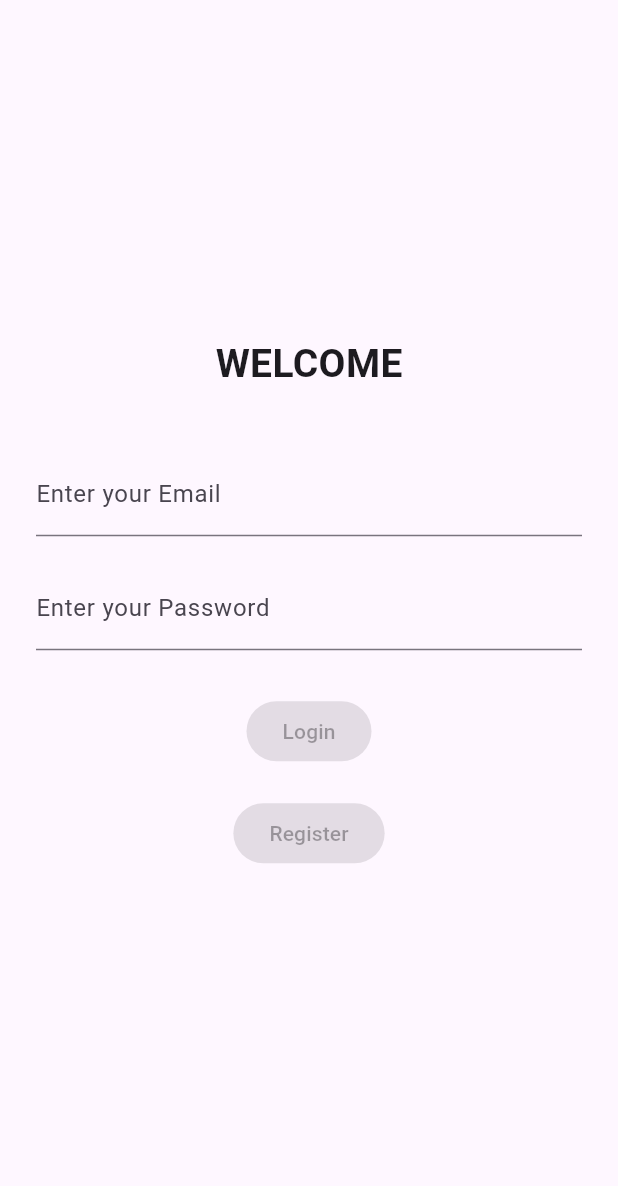
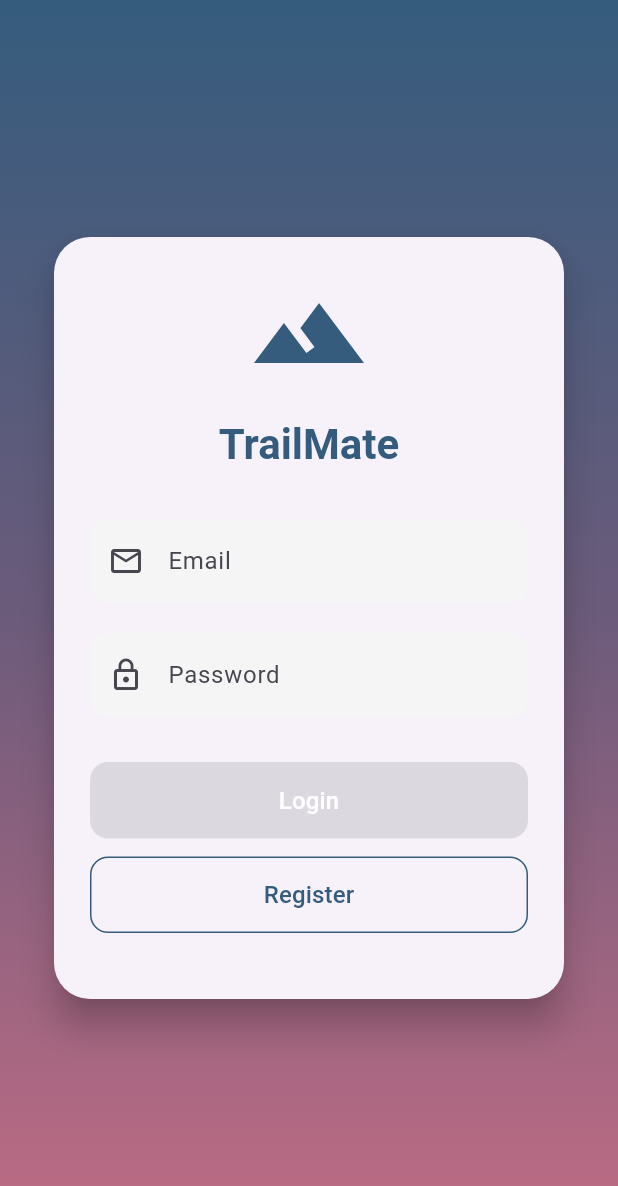
Before and after one commit to kurdoshali/FlutterTest, a Flutter app: the screen it shows after launch, on a phone screen of 412 x 824 dp. Shown: the top 1186 px of the screen. Run offline on Flutter 3.47's test engine with Material 3 defaults, Android fonts, the phone set to English and light mode, and no system bars; our stand-ins replace firebase_auth, firebase_core, shared_preferences; accounts and stored records are empty.

Commit message:
added design to login page and added signout functionality to homepage

```diff
--- a/lib/home_screen.dart
+++ b/lib/home_screen.dart
@@ -1,5 +1,6 @@
 import 'package:flutter/material.dart';
 import 'package:firebase_auth/firebase_auth.dart';
+import 'login_screen.dart';
 
 class HomeScreen extends StatelessWidget {
   const HomeScreen({super.key});
@@ -14,7 +15,11 @@ class HomeScreen extends StatelessWidget {
             icon: const Icon(Icons.logout),
             onPressed: () async {
               await FirebaseAuth.instance.signOut();
-              Navigator.pop(context);
+              Navigator.pushReplacement(
+                context,
+                MaterialPageRoute(builder: (_) => LoginScreen()),
+              );
+              // Navigator.pop(context);
             },
           )
         ],
--- a/lib/login_screen.dart
+++ b/lib/login_screen.dart
@@ -94,58 +94,144 @@ class _LoginScreenState extends State<LoginScreen> {
     }
   }
 
+
   @override
   Widget build(BuildContext context) {
+    final theme = Theme.of(context);
+
     return Scaffold(
       body: Stack(
         children: [
-          Center(
-            child: SingleChildScrollView(
-              padding: const EdgeInsets.all(24),
-              child: Column(
-                mainAxisAlignment: MainAxisAlignment.center,
-                children: [
-                  const Text('WELCOME', style: TextStyle(fontSize: 26, fontWeight: FontWeight.bold)),
-                  const SizedBox(height: 40),
-                  TextField(
-                    controller: _emailController,
-                    decoration: const InputDecoration(labelText: 'Enter your Email'),
-                  ),
-                  const SizedBox(height: 20),
-                  TextField(
-                    controller: _passwordController,
-                    obscureText: true,
-                    decoration: const InputDecoration(labelText: 'Enter your Password'),
-                  ),
-                  const SizedBox(height: 30),
-                  ElevatedButton(
-                    onPressed: _checkFields() ? _login : null,
-                    child: const Text('Login'),
-                  ),
-                  const SizedBox(height: 20),
-                  ElevatedButton(
-                    onPressed: _checkFields() ? _register : null,
-                    style: ElevatedButton.styleFrom(backgroundColor: Colors.grey[600]),
-                    child: const Text('Register'),
-                  ),
-                  const SizedBox(height: 20),
-                  if (_isLoading) const CircularProgressIndicator(),
-                  if (_errorMessage != null) ...[
-                    const SizedBox(height: 10),
-                    Text(_errorMessage!, style: const TextStyle(color: Colors.red)),
-                  ],
+          // 🌄 Gradient background
+          Container(
+            decoration: const BoxDecoration(
+              gradient: LinearGradient(
+                begin: Alignment.topCenter,
+                end: Alignment.bottomCenter,
+                colors: [
+                  Color(0xFF355C7D),
+                  Color(0xFF6C5B7B),
+                  Color(0xFFC06C84),
                 ],
               ),
             ),
           ),
 
-          // if (_isLoading)
-          //   Container(
-          //     color: Colors.black54, // semi-transparent background
-          //     child: const Center(
-          //       child: CircularProgressIndicator(color: Colors.white),
-          //     ),
-          //   ),
+          // 🪵 Main content
+          Center(
+            child: SingleChildScrollView(
+              padding: const EdgeInsets.symmetric(horizontal: 32, vertical: 40),
+              child: Card(
+                elevation: 10,
+                shape: RoundedRectangleBorder(
+                  borderRadius: BorderRadius.circular(24),
+                ),
+                child: Padding(
+                  padding: const EdgeInsets.all(24.0),
+                  child: Column(
+                    mainAxisSize: MainAxisSize.min,
+                    crossAxisAlignment: CrossAxisAlignment.center,
+                    children: [
+                      // Logo or Title
+                      const Icon(Icons.terrain, size: 80, color: Color(0xFF355C7D)),
+                      const SizedBox(height: 16),
+                      Text(
+                        "TrailMate",
+                        style: theme.textTheme.headlineMedium?.copyWith(
+                          fontWeight: FontWeight.bold,
+                          color: const Color(0xFF355C7D),
+                        ),
+                      ),
+                      const SizedBox(height: 32),
+
+                      // Email field
+                      TextField(
+                        controller: _emailController,
+                        decoration: InputDecoration(
+                          labelText: 'Email',
+                          prefixIcon: const Icon(Icons.email_outlined),
+                          filled: true,
+                          fillColor: Colors.grey[100],
+                          border: OutlineInputBorder(
+                            borderRadius: BorderRadius.circular(12),
+                            borderSide: BorderSide.none,
+                          ),
+                        ),
+                      ),
+                      const SizedBox(height: 20),
+
+                      // Password field
+                      TextField(
+                        controller: _passwordController,
+                        obscureText: true,
+                        decoration: InputDecoration(
+                          labelText: 'Password',
+                          prefixIcon: const Icon(Icons.lock_outline),
+                          filled: true,
+                          fillColor: Colors.grey[100],
+                          border: OutlineInputBorder(
+                            borderRadius: BorderRadius.circular(12),
+                            borderSide: BorderSide.none,
+                          ),
+                        ),
+                      ),
+                      const SizedBox(height: 30),
+
+                      // Login button
+                      SizedBox(
+                        width: double.infinity,
+                        child: ElevatedButton(
+                          onPressed: _checkFields() ? _login : null,
+                          style: ElevatedButton.styleFrom(
+                            backgroundColor: const Color(0xFF355C7D),
+                            padding: const EdgeInsets.symmetric(vertical: 14),
+                            shape: RoundedRectangleBorder(
+                              borderRadius: BorderRadius.circular(12),
+                            ),
+                          ),
+                          child: const Text(
+                            'Login',
+                            style: TextStyle(fontSize: 16, color: Colors.white),
+                          ),
+                        ),
+                      ),
+                      const SizedBox(height: 12),
+
+                      // Register button
+                      SizedBox(
+                        width: double.infinity,
+                        child: OutlinedButton(
+                          onPressed: _checkFields() ? _register : null,
+                          style: OutlinedButton.styleFrom(
+                            padding: const EdgeInsets.symmetric(vertical: 14),
+                            side: const BorderSide(color: Color(0xFF355C7D)),
+                            shape: RoundedRectangleBorder(
+                              borderRadius: BorderRadius.circular(12),
+                            ),
+                          ),
+                          child: const Text(
+                            'Register',
+                            style: TextStyle(fontSize: 16, color: Color(0xFF355C7D)),
+                          ),
+                        ),
+                      ),
+
+                      const SizedBox(height: 20),
+
+                      if (_errorMessage != null)
+                        Text(
+                          _errorMessage!,
+                          style: const TextStyle(color: Colors.redAccent),
+                          textAlign: TextAlign.center,
+                        ),
+                    ],
+                  ),
+                ),
+              ),
+            ),
+          ),
+
+          // 🌫️ Animated loading overlay
           AnimatedOpacity(
             opacity: _isLoading ? 1.0 : 0.0,
             duration: const Duration(milliseconds: 200),
@@ -163,4 +249,5 @@ class _LoginScreenState extends State<LoginScreen> {
       ),
     );
   }
+
 }
```
